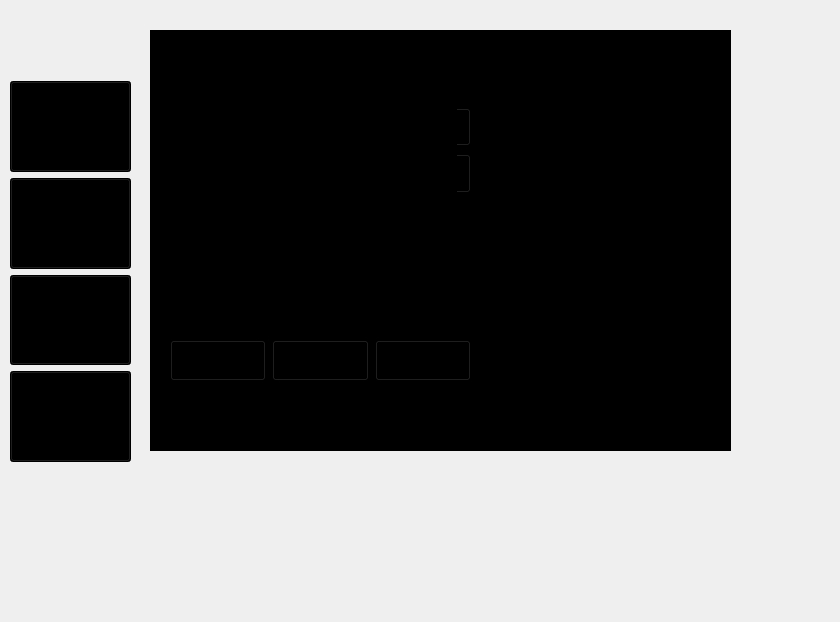
Old version of the form secondialogbox/teacherdashboard.ui in the repository SijanBhandari17/IAMS.
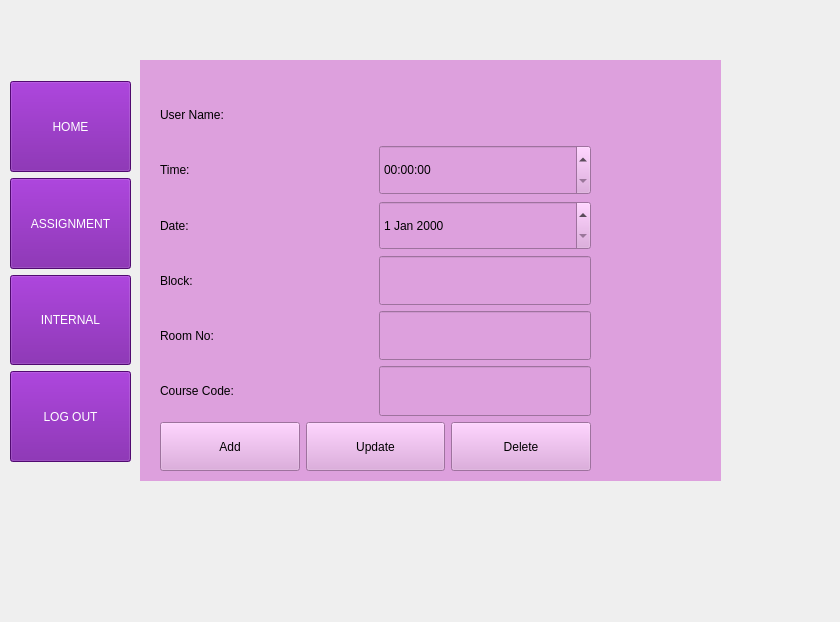
New version of the form. Icons and pictures are not drawn.

Commit message: Ui and subjective codes for teachers

The edit to the form file:
```diff
--- a/secondialogbox/teacherdashboard.ui
+++ b/secondialogbox/teacherdashboard.ui
@@ -62,15 +62,15 @@
    <widget class="QStackedWidget" name="stackedWidget">
     <property name="geometry">
      <rect>
-      <x>150</x>
-      <y>30</y>
+      <x>140</x>
+      <y>60</y>
       <width>581</width>
       <height>421</height>
      </rect>
     </property>
     <property name="styleSheet">
-     <string notr="true">background-color: rgb(255, 255, 255);
-background-color: rgb(0, 0, 0);</string>
+     <string notr="true">background-color: rgb(221, 160, 221);
+color: black</string>
     </property>
     <property name="currentIndex">
      <number>2</number>
@@ -198,8 +198,8 @@
        <rect>
         <x>20</x>
         <y>30</y>
-        <width>301</width>
-        <height>321</height>
+        <width>431</width>
+        <height>381</height>
        </rect>
       </property>
       <layout class="QVBoxLayout" name="verticalLayout_2">
@@ -214,6 +214,9 @@
          </item>
          <item>
           <widget class="QLabel" name="userLable">
+           <property name="styleSheet">
+            <string notr="true">border-color: rgb(0, 0, 0);</string>
+           </property>
            <property name="text">
             <string/>
            </property>
@@ -438,7 +441,8 @@
         <bool>false</bool>
        </property>
        <property name="styleSheet">
-        <string notr="true">background-color: rgb(0, 0, 0);</string>
+        <string notr="true">background-color: rgb(114, 14, 158);
+color: white</string>
        </property>
        <property name="text">
         <string>HOME</string>
@@ -454,7 +458,8 @@
         </sizepolicy>
        </property>
        <property name="styleSheet">
-        <string notr="true">background-color: rgb(0, 0, 0);</string>
+        <string notr="true">background-color: rgb(114, 14, 158);
+color: white</string>
        </property>
        <property name="text">
         <string>ASSIGNMENT</string>
@@ -470,7 +475,8 @@
         </sizepolicy>
        </property>
        <property name="styleSheet">
-        <string notr="true">background-color: rgb(0, 0, 0);</string>
+        <string notr="true">background-color: rgb(114, 14, 158);
+color: white</string>
        </property>
        <property name="text">
         <string>INTERNAL</string>
@@ -486,7 +492,8 @@
         </sizepolicy>
        </property>
        <property name="styleSheet">
-        <string notr="true">background-color: rgb(0, 0, 0);</string>
+        <string notr="true">background-color: rgb(114, 14, 158);
+color: white</string>
        </property>
        <property name="text">
         <string>LOG OUT</string>
```
Left out of the diff: 50 changed lines with no effect on the pictures. The commit also changes 5 other files.
